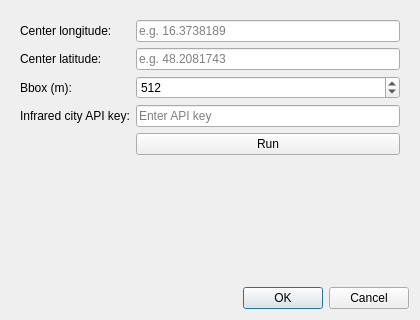
Qt form infrared_city_gis/infrared_city_dialog_base.ui (Infrared-city/qgis-plugin) before a commit.
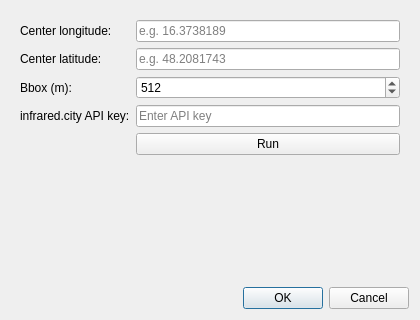
The same form after that commit.

What changed in the file:
```diff
--- a/infrared_city_gis/infrared_city_dialog_base.ui
+++ b/infrared_city_gis/infrared_city_dialog_base.ui
@@ -76,7 +76,7 @@
       <item row="3" column="0">
        <widget class="QLabel" name="label_api">
         <property name="text">
-         <string>Infrared city API key:</string>
+         <string>infrared.city API key:</string>
         </property>
        </widget>
       </item>
```
Left out of the diff: 2 changed lines with no effect on the pictures.
